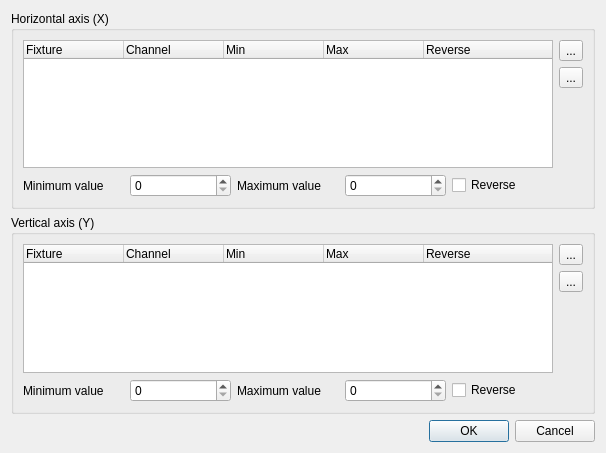
The window that branches/qt4/main/src/vcxypadproperties.ui (Bondzio/qlc) describes before a commit, drawn with Qt 5.
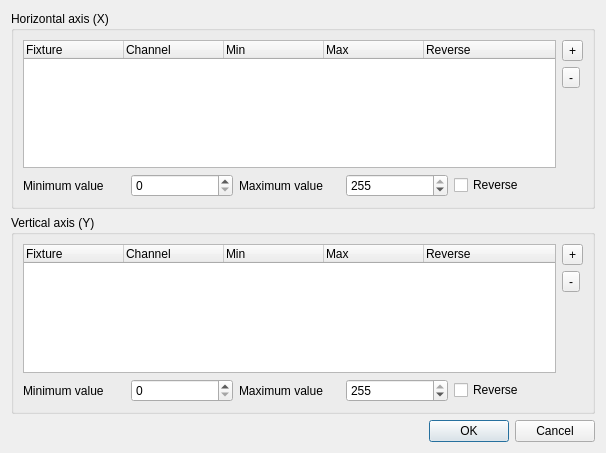
The same window after the commit.

Patch:
```diff
--- a/branches/qt4/main/src/vcxypadproperties.ui
+++ b/branches/qt4/main/src/vcxypadproperties.ui
@@ -53,14 +53,14 @@
         <item>
          <widget class="QToolButton" name="m_addX" >
           <property name="text" >
-           <string>...</string>
+           <string>+</string>
           </property>
          </widget>
         </item>
         <item>
          <widget class="QToolButton" name="m_removeX" >
           <property name="text" >
-           <string>...</string>
+           <string>-</string>
           </property>
          </widget>
         </item>
@@ -89,7 +89,14 @@
          </widget>
         </item>
         <item>
-         <widget class="QSpinBox" name="m_minXSpin" />
+         <widget class="QSpinBox" name="m_minXSpin" >
+          <property name="toolTip" >
+           <string>Lowest value for the selected channel on the X axis</string>
+          </property>
+          <property name="maximum" >
+           <number>255</number>
+          </property>
+         </widget>
         </item>
         <item>
          <widget class="QLabel" name="m_maxXLabel" >
@@ -99,7 +106,17 @@
          </widget>
         </item>
         <item>
-         <widget class="QSpinBox" name="m_maxXSpin" />
+         <widget class="QSpinBox" name="m_maxXSpin" >
+          <property name="toolTip" >
+           <string>Highest value for the selected channel on the X axis</string>
+          </property>
+          <property name="maximum" >
+           <number>255</number>
+          </property>
+          <property name="value" >
+           <number>255</number>
+          </property>
+         </widget>
         </item>
         <item>
          <widget class="QCheckBox" name="m_reverseX" >
@@ -153,14 +170,14 @@
         <item>
          <widget class="QToolButton" name="m_addY" >
           <property name="text" >
-           <string>...</string>
+           <string>+</string>
           </property>
          </widget>
         </item>
         <item>
          <widget class="QToolButton" name="m_removeY" >
           <property name="text" >
-           <string>...</string>
+           <string>-</string>
           </property>
          </widget>
         </item>
@@ -189,7 +206,14 @@
          </widget>
         </item>
         <item>
-         <widget class="QSpinBox" name="m_minYSpin" />
+         <widget class="QSpinBox" name="m_minYSpin" >
+          <property name="toolTip" >
+           <string>Lowest value for the selected channel on the Y axis</string>
+          </property>
+          <property name="maximum" >
+           <number>255</number>
+          </property>
+         </widget>
         </item>
         <item>
          <widget class="QLabel" name="m_maxYLabel" >
@@ -199,7 +223,17 @@
          </widget>
         </item>
         <item>
-         <widget class="QSpinBox" name="m_maxYSpin" />
+         <widget class="QSpinBox" name="m_maxYSpin" >
+          <property name="toolTip" >
+           <string>Highest value for the selected channel on the Y axis</string>
+          </property>
+          <property name="maximum" >
+           <number>255</number>
+          </property>
+          <property name="value" >
+           <number>255</number>
+          </property>
+         </widget>
         </item>
         <item>
          <widget class="QCheckBox" name="m_reverseY" >
```
Left out of the diff: 24 changed lines with no effect on the pictures.
